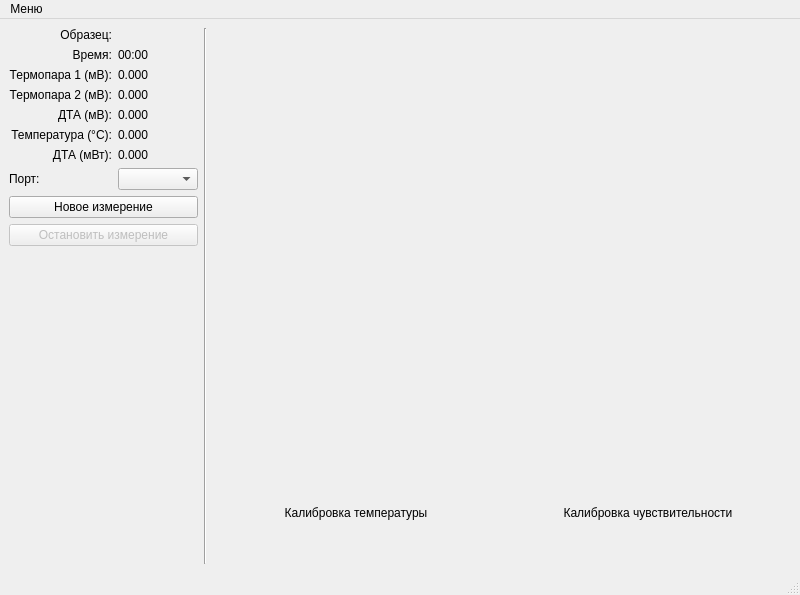
Above: assets/MainWindow.ui from ioyurev/fusion-collection before the change. Below: the same form after it.
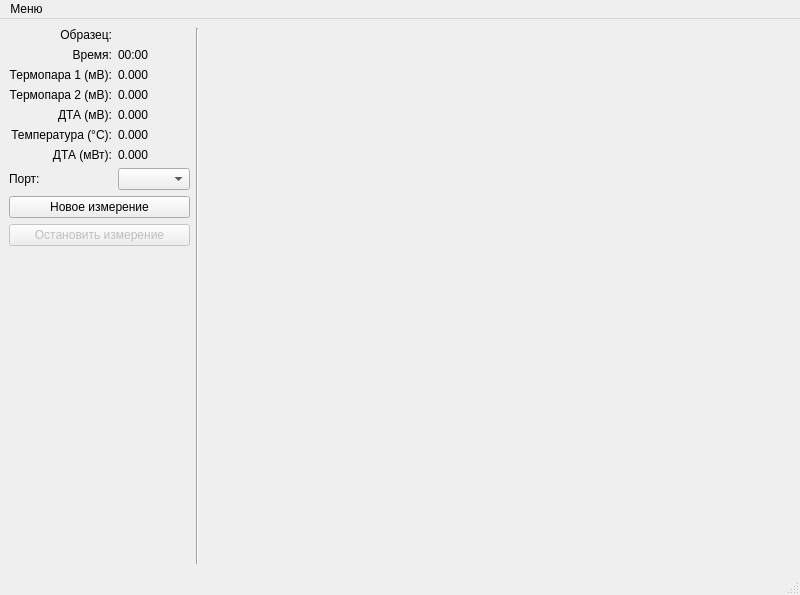
That is the form after the change.

Commit message: refactor(main_window.py): подписи калибровок объединены

Patch:
```diff
--- a/assets/MainWindow.ui
+++ b/assets/MainWindow.ui
@@ -14,7 +14,7 @@
    <string>Сбор данных</string>
   </property>
   <widget class="QWidget" name="centralwidget">
-   <layout class="QGridLayout" name="gridLayout_2" rowstretch="1,0,0,0,0" columnstretch="0,0,0,0,0">
+   <layout class="QGridLayout" name="gridLayout_2" columnstretch="0,0,0,0,1">
     <item row="0" column="1" rowspan="5">
      <widget class="Line" name="line_3">
       <property name="orientation">
@@ -186,32 +186,20 @@
      </layout>
     </item>
     <item row="0" column="2" colspan="3">
-     <layout class="QGridLayout" name="gridLayout_4" rowstretch="1,0,0,0">
-      <item row="3" column="1">
-       <widget class="QLabel" name="label_cal_sens">
-        <property name="text">
-         <string/>
-        </property>
-        <property name="alignment">
-         <set>Qt::AlignCenter</set>
-        </property>
-       </widget>
-      </item>
-      <item row="2" column="0">
-       <widget class="QLabel" name="label_2">
-        <property name="text">
-         <string>Калибровка температуры</string>
-        </property>
-        <property name="alignment">
-         <set>Qt::AlignCenter</set>
-        </property>
-       </widget>
-      </item>
+     <layout class="QGridLayout" name="gridLayout_4" rowstretch="1">
+      <item row="0" column="0">
+       <layout class="QGridLayout" name="gridLayout_3" rowstretch="1,0">
       <item row="0" column="0" colspan="2">
        <layout class="QVBoxLayout" name="plot_layout"/>
       </item>
-      <item row="3" column="0">
+        <item row="1" column="0">
        <widget class="QLabel" name="label_cal_temp">
+          <property name="sizePolicy">
+           <sizepolicy hsizetype="Minimum" vsizetype="Minimum">
+            <horstretch>0</horstretch>
+            <verstretch>0</verstretch>
+           </sizepolicy>
+          </property>
         <property name="text">
          <string/>
         </property>
@@ -220,28 +208,23 @@
         </property>
        </widget>
       </item>
-      <item row="2" column="1">
-       <widget class="QLabel" name="label_4">
-        <property name="text">
-         <string>Калибровка чувствительности</string>
-        </property>
-        <property name="alignment">
-         <set>Qt::AlignCenter</set>
-        </property>
-       </widget>
-      </item>
       <item row="1" column="1">
-       <spacer name="verticalSpacer_2">
-        <property name="orientation">
-         <enum>Qt::Vertical</enum>
-        </property>
-        <property name="sizeHint" stdset="0">
-         <size>
-          <width>20</width>
-          <height>40</height>
-         </size>
-        </property>
-       </spacer>
+         <widget class="QLabel" name="label_cal_sens">
+          <property name="sizePolicy">
+           <sizepolicy hsizetype="Minimum" vsizetype="Minimum">
+            <horstretch>0</horstretch>
+            <verstretch>0</verstretch>
+           </sizepolicy>
+          </property>
+          <property name="text">
+           <string/>
+          </property>
+          <property name="alignment">
+           <set>Qt::AlignCenter</set>
+          </property>
+         </widget>
+        </item>
+       </layout>
       </item>
      </layout>
     </item>
```
Lines whose indentation alone changed are shown as unchanged. The commit also changes 2 other files.
